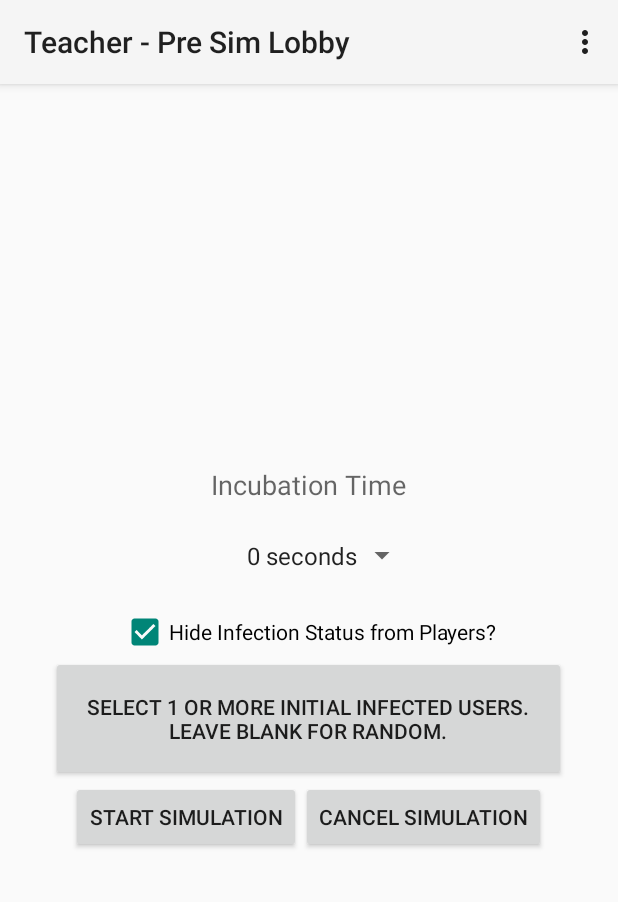
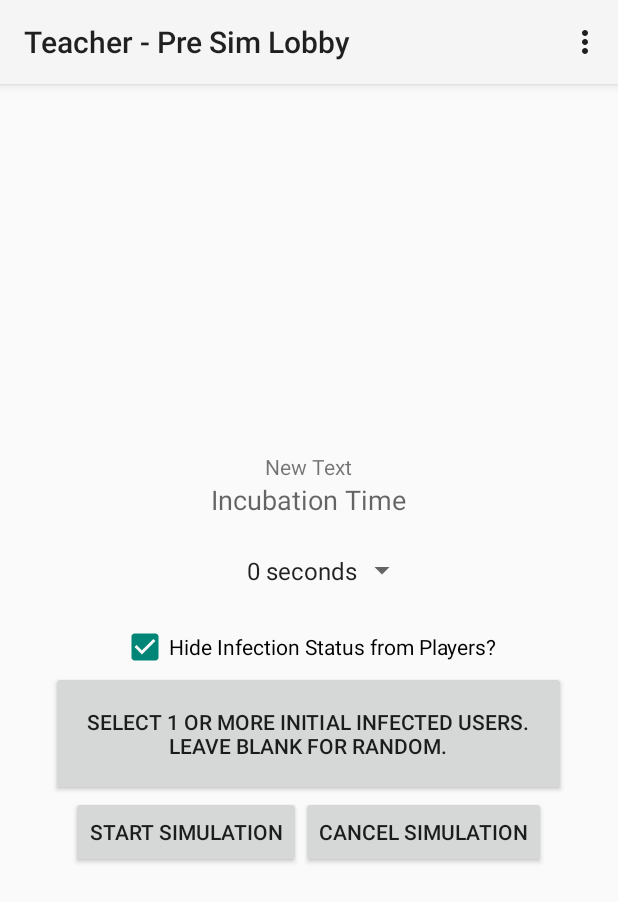
Before and after one commit to Zhiqi/Komodo, an Android app: the TeacherActivity_2_Pre_Lobby screen opened directly, with no data from a screen before it, on a phone screen of 412 x 824 dp. Shown: the top 902 px of the screen. Run offline under Robolectric (Android 15) with nearby library versions, the phone set to English and light mode, and no system bars; libraries missing offline, so code that uses them is left out: edu.umich.imlc; 1 statement that could not run was skipped.

Commit message:
added session name indicator to ta_2 empty history message

```diff
--- a/Cooties/app/src/main/java/edu/umich/eecs/cooties/TeacherActivity_2_Pre_Lobby.java
+++ b/Cooties/app/src/main/java/edu/umich/eecs/cooties/TeacherActivity_2_Pre_Lobby.java
@@ -13,6 +13,7 @@ import android.widget.AdapterView;
 import android.widget.ArrayAdapter;
 import android.widget.CheckBox;
 import android.widget.Spinner;
+import android.widget.TextView;
 import android.widget.Toast;
 
 import java.util.ArrayList;
@@ -88,6 +89,9 @@ public class TeacherActivity_2_Pre_Lobby extends Activity implements AdapterView
     protected void onCreate(Bundle savedInstanceState) {
         super.onCreate(savedInstanceState);
         setContentView(R.layout.activity_teacher_2);
+
+        TextView tv = (TextView) findViewById(R.id.textView2);
+        tv.setText("Session Name: "+Globals.mysession.name());
 
 
         Spinner spinner = (Spinner) findViewById(R.id.spinner);
--- a/Cooties/app/src/main/res/layout/activity_teacher_2.xml
+++ b/Cooties/app/src/main/res/layout/activity_teacher_2.xml
@@ -6,6 +6,13 @@ android:layout_width="match_parent"
 android:layout_height="match_parent"
 android:gravity="center"
 android:orientation="vertical" >
+
+
+    <TextView
+        android:layout_width="wrap_content"
+        android:layout_height="wrap_content"
+        android:text="New Text"
+        android:id="@+id/textView2" />
 
     <TextView
         android:layout_width="wrap_content"
```
Also changed, not shown: Cooties/app/src/main/java/edu/umich/eecs/cooties/TeacherActivity_4_Student_List.java (+8 -0 lines), Cooties/app/src/main/java/edu/umich/eecs/cooties/TeacherActivity_5_History.java (+8 -2 lines).
